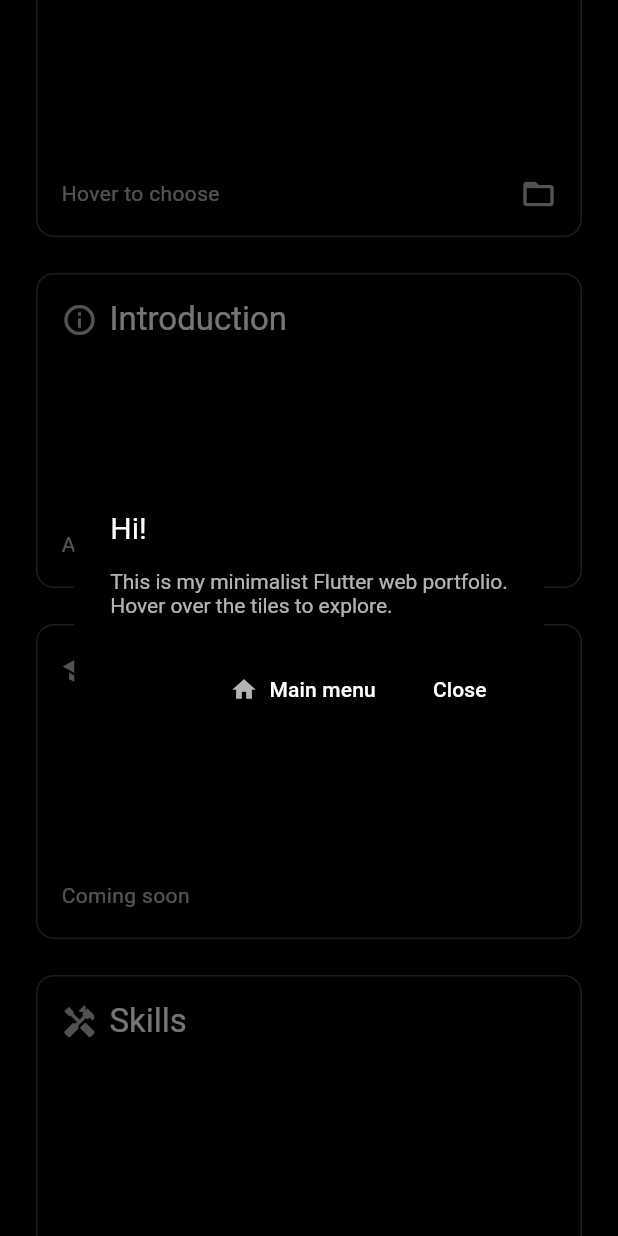
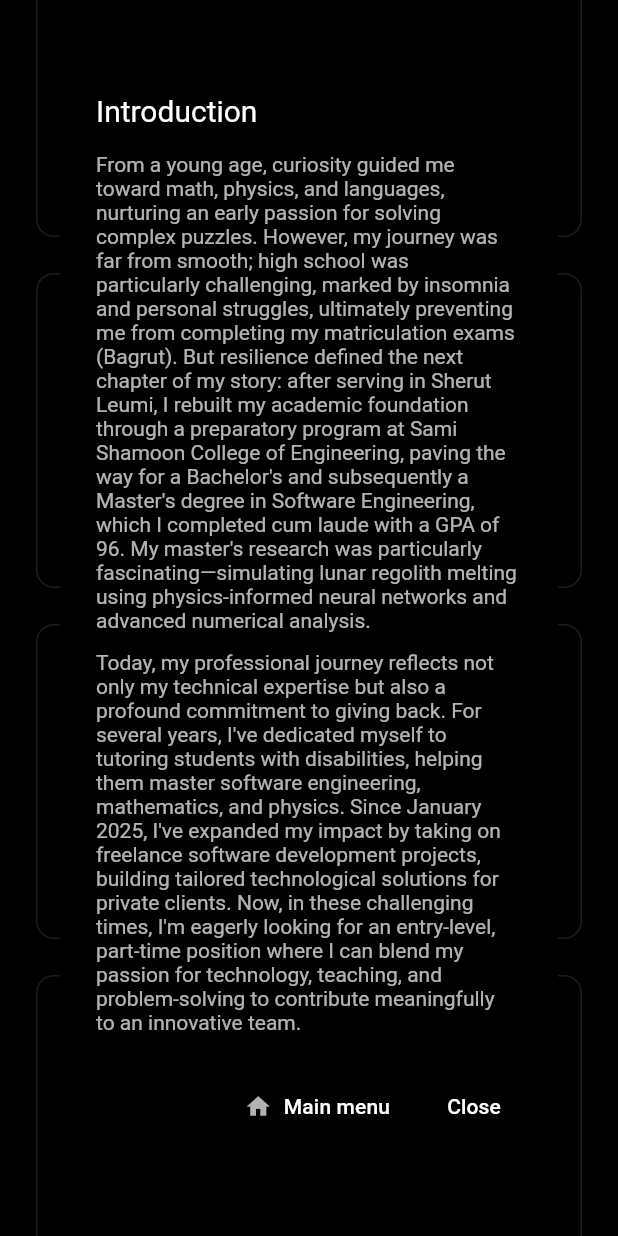
Before and after one commit to lubacareer/portfolio, a Flutter app: the screen it shows after launch, scrolled down 576 dp, after a tap on "Introduction", on a phone screen of 412 x 824 dp. Run offline on Flutter 3.47's test engine with Material 3 defaults, Android fonts, the phone set to English and light mode, and no system bars; network calls fail; Roboto replaces fonts that are missing (PlaypenSansThai).

Commit message:
Content: add full Introduction text to dialog with scrollable, selectable paragraphs; set dialog title to Introduction

```diff
--- a/lib/main.dart
+++ b/lib/main.dart
@@ -170,10 +170,20 @@ void showIntro(BuildContext context) {
       backgroundColor: Colors.black,
       titleTextStyle: const TextStyle(color: Colors.white, fontSize: 20),
       contentTextStyle: const TextStyle(color: Colors.white70, fontSize: 14),
-      title: const Text('Hi!'),
-      content: const Text(
-        'This is my minimalist Flutter web portfolio.\n'
-        'Hover over the tiles to explore.',
+      title: const Text('Introduction'),
+      content: SingleChildScrollView(
+        child: Column(
+          crossAxisAlignment: CrossAxisAlignment.start,
+          children: const [
+            SelectableText(
+              '''From a young age, curiosity guided me toward math, physics, and languages, nurturing an early passion for solving complex puzzles. However, my journey was far from smooth; high school was particularly challenging, marked by insomnia and personal struggles, ultimately preventing me from completing my matriculation exams (Bagrut). But resilience defined the next chapter of my story: after serving in Sherut Leumi, I rebuilt my academic foundation through a preparatory program at Sami Shamoon College of Engineering, paving the way for a Bachelor's and subsequently a Master's degree in Software Engineering, which I completed cum laude with a GPA of 96. My master's research was particularly fascinating—simulating lunar regolith melting using physics-informed neural networks and advanced numerical analysis.''',
+            ),
+            SizedBox(height: 12),
+            SelectableText(
+              '''Today, my professional journey reflects not only my technical expertise but also a profound commitment to giving back. For several years, I've dedicated myself to tutoring students with disabilities, helping them master software engineering, mathematics, and physics. Since January 2025, I've expanded my impact by taking on freelance software development projects, building tailored technological solutions for private clients. Now, in these challenging times, I'm eagerly looking for an entry-level, part-time position where I can blend my passion for technology, teaching, and problem-solving to contribute meaningfully to an innovative team.''',
+            ),
+          ],
+        ),
       ),
       actions: [
         TextButton.icon(
```
